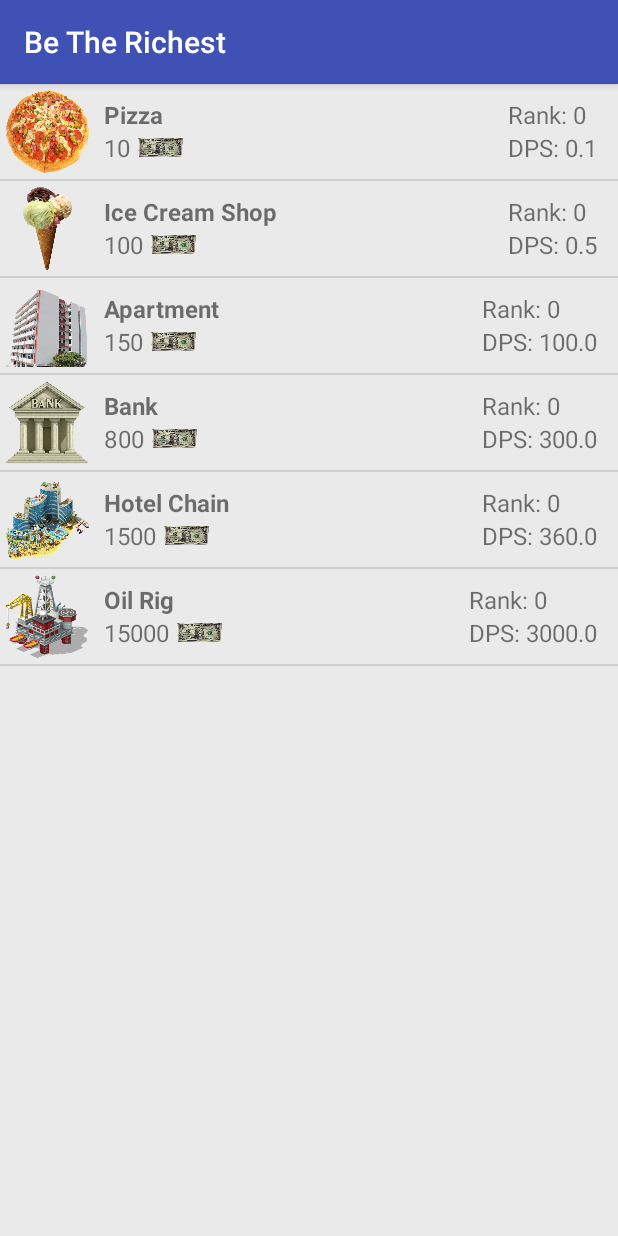
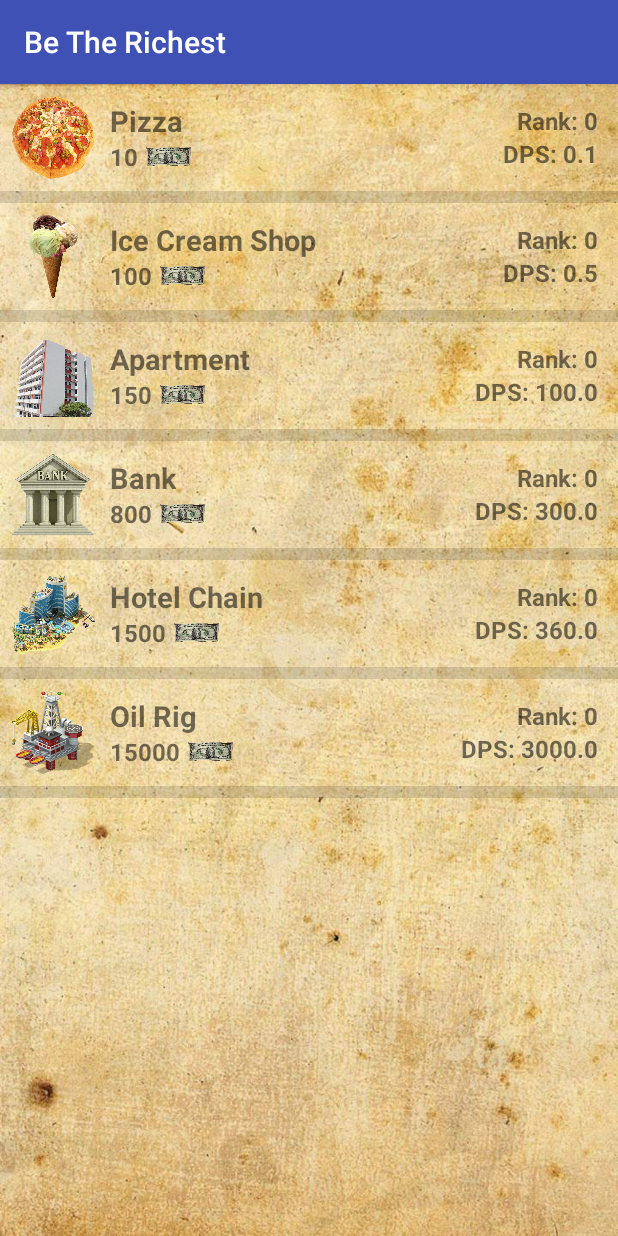
Before and after one commit to krisz094/BeTheRichest, an Android app: the screen it shows after launch (MainActivity), after a tap on an icon or button, on a phone screen of 412 x 824 dp. Run offline under Robolectric (Android 15) with nearby library versions, the phone set to English and light mode, and no system bars; 2 other taps on this screen came first.

Commit message:
investmentlist background added, layout was modified a bit

```diff
--- a/app/build.gradle
+++ b/app/build.gradle
@@ -24,7 +24,8 @@ dependencies {
     androidTestCompile('com.android.support.test.espresso:espresso-core:2.2.2', {
         exclude group: 'com.android.support', module: 'support-annotations'
     })
-    compile 'com.android.support:appcompat-v7:25.3.0'
+    compile 'com.android.support:appcompat-v7:25.3.1'
     compile 'com.android.support.constraint:constraint-layout:1.0.2'
+    compile 'com.github.bumptech.glide:glide:3.7.0'
     testCompile 'junit:junit:4.12'
 }
--- a/app/src/main/AndroidManifest.xml
+++ b/app/src/main/AndroidManifest.xml
@@ -7,6 +7,7 @@
         android:icon="@drawable/icon"
         android:label="@string/app_name"
         android:supportsRtl="true"
+        android:hardwareAccelerated="true"
         android:theme="@style/AppTheme">
         <activity android:name=".MainActivity"
             android:icon="@drawable/icon"
--- a/app/src/main/java/hu/uniobuda/nik/betherichest/Factories/InvestmentFactory.java
+++ b/app/src/main/java/hu/uniobuda/nik/betherichest/Factories/InvestmentFactory.java
@@ -37,7 +37,7 @@ public class InvestmentFactory {
                 "Make delicious ice creams on the street, to get some money from hungry people.",
                 new int[]{},
                 currentGame,
-                R.drawable.icecream2
+                R.drawable.icecream
         ), map);
         AddToMap(new Investment(
                 2,
--- a/app/src/main/java/hu/uniobuda/nik/betherichest/InvestmentAdapter.java
+++ b/app/src/main/java/hu/uniobuda/nik/betherichest/InvestmentAdapter.java
@@ -1,10 +1,15 @@
 package hu.uniobuda.nik.betherichest;
 
+import android.graphics.Bitmap;
+import android.graphics.BitmapFactory;
+import android.nfc.Tag;
 import android.view.View;
 import android.view.ViewGroup;
 import android.widget.BaseAdapter;
 import android.widget.ImageView;
 import android.widget.TextView;
+
+import com.bumptech.glide.Glide;
 
 import java.util.List;
 
@@ -24,6 +29,7 @@ public class InvestmentAdapter extends BaseAdapter {
     TextView dpsPerRankTextView;
     TextView rankTextView;
     ImageView imageView;
+
 
     public InvestmentAdapter(List<Investment> items) {
         this.items = items;
@@ -60,10 +66,9 @@ public class InvestmentAdapter extends BaseAdapter {
 
         nameTextView.setText(investment.getName());
         priceTextView.setText(String.valueOf(investment.getPrice()));
-        imageView.setBackgroundResource(investment.getImageResource());
         dpsPerRankTextView.setText("DPS: " + String.valueOf(investment.getMoneyPerSecPerRank()));
         rankTextView.setText("Rank: "+ String.valueOf(investment.getRank()));
-
+        imageView.setBackgroundResource(investment.getImageResource());
 
         return listItemView;
     }
--- a/app/src/main/java/hu/uniobuda/nik/betherichest/MainActivity.java
+++ b/app/src/main/java/hu/uniobuda/nik/betherichest/MainActivity.java
@@ -1,10 +1,11 @@
 package hu.uniobuda.nik.betherichest;
 
 import android.support.v4.app.FragmentManager;
-import android.support.v4.app.FragmentTransaction;
 import android.support.v7.app.AppCompatActivity;
 import android.os.Bundle;
 import android.view.View;
+import android.view.animation.Animation;
+import android.view.animation.AnimationUtils;
 import android.widget.ImageView;
 import android.widget.TextView;
 import android.widget.Toast;
@@ -22,11 +23,13 @@ public class MainActivity extends AppCompatActivity {
     TextView MoneyPerSecText;
     TextView MoneyPerTapText;
     ImageView TapBtn;
+    Animation shake;
 
     @Override
     protected void onCreate(Bundle savedInstanceState) {
         super.onCreate(savedInstanceState);
         setContentView(R.layout.activity_main);
+
 
         CurrMoneyText = (TextView) findViewById(R.id.currMoneyText);
         MoneyPerSecText = (TextView) findViewById(R.id.moneyPerSecText);
@@ -35,6 +38,8 @@ public class MainActivity extends AppCompatActivity {
 
         MoneyPerSecText.setText(game.getMoneyPerSecAsString());
         MoneyPerTapText.setText(game.getMoneyPerClickAsString());
+
+        shake = AnimationUtils.loadAnimation(getApplicationContext(), R.anim.shrink);
 
         //refreshView(); // ezt a fgv-t be kene epiteni a game osztalyba, de ahhoz tarolni kene benne a viewre egy referenciat..
 
@@ -51,12 +56,6 @@ public class MainActivity extends AppCompatActivity {
             }
         }, 0, 1000 / 10);
 
-        TapBtn.setOnClickListener(new View.OnClickListener() {
-            @Override
-            public void onClick(View v) {
-                game.click();
-            }
-        });
     }
 
     private void refreshView() {
@@ -69,10 +68,12 @@ public class MainActivity extends AppCompatActivity {
         setContentView(R.layout.activity_details);
         InvestmentListFragment fragment = InvestmentListFragment.newInstance();
         FragmentManager manager = getSupportFragmentManager();
+        manager.beginTransaction().replace(R.id.fragment_container, fragment)
+                .commit();
 
-        FragmentTransaction transaction = manager.beginTransaction();
-        transaction.add(R.id.fragment_container, fragment);
-        transaction.commit();
+//        FragmentTransaction transaction = manager.beginTransaction();
+//        transaction.add(R.id.fragment_container, fragment);
+//        transaction.commit();
     }
 
     public void UpgradesClick(View view) {
@@ -94,7 +95,7 @@ public class MainActivity extends AppCompatActivity {
     public void LeaderboardClick(View view) {
         Toast.makeText(
                 MainActivity.this,
-                "Leaderboard",
+                "Back button\nSlow animation\nBitmap scaling",
                 Toast.LENGTH_LONG
         ).show();
     }
@@ -103,4 +104,9 @@ public class MainActivity extends AppCompatActivity {
     protected void onDestroy() {
         super.onDestroy();
     }
+
+    public void DollarClick(View view) {
+        game.click();
+        TapBtn.startAnimation(shake);
+    }
 }
--- /dev/null
+++ b/app/src/main/res/anim/shrink.xml
@@ -0,0 +1,12 @@
+<?xml version="1.0" encoding="utf-8"?>
+<set xmlns:android="http://schemas.android.com/apk/res/android">
+    <scale
+        android:pivotX="50%"
+        android:pivotY="50%"
+        android:fromXScale="0.95"
+        android:fromYScale="0.95"
+        android:toXScale="1.0"
+        android:toYScale="1.0"
+        android:duration="1" />
+
+</set>
--- a/app/src/main/res/layout/activity_main.xml
+++ b/app/src/main/res/layout/activity_main.xml
@@ -54,10 +54,11 @@
         android:id="@+id/clickbtn"
         android:layout_width="match_parent"
         android:layout_height="150dp"
-        android:layout_above="@+id/icons"
-        app:srcCompat="@drawable/dollar"
+        android:layout_alignParentStart="true"
         android:layout_below="@+id/moneyPerTapText"
-        android:layout_alignParentStart="true" />
+        android:layout_marginTop="30dp"
+        android:onClick="DollarClick"
+        app:srcCompat="@drawable/dollar" />
 
     <android.support.v7.widget.LinearLayoutCompat
         android:id="@+id/icons"
@@ -92,7 +93,6 @@
             android:layout_height="70dp"
             android:layout_weight="0.26"
             android:onClick="GamblingClick"
-
             app:srcCompat="@drawable/clover" />
 
         <ImageView
--- a/app/src/main/res/layout/fragment_investments_list.xml
+++ b/app/src/main/res/layout/fragment_investments_list.xml
@@ -4,14 +4,15 @@
     android:id="@+id/activity_main"
     android:layout_width="match_parent"
     android:layout_height="match_parent"
-    tools:context=".MainActivity"
->
+    android:background="@drawable/paper"
+    tools:context=".MainActivity">
 
     <ListView
         android:id="@+id/investment_listview"
         android:layout_width="match_parent"
         android:layout_height="match_parent"
-        android:background="#eaeaea"
-        />
+        android:cacheColorHint="#00000000"
+        android:drawSelectorOnTop="true"
+        android:dividerHeight="8dp" />
 
 </RelativeLayout>
--- a/app/src/main/res/layout/listitem_investment.xml
+++ b/app/src/main/res/layout/listitem_investment.xml
@@ -1,9 +1,10 @@
 <?xml version="1.0" encoding="utf-8"?>
 <RelativeLayout xmlns:android="http://schemas.android.com/apk/res/android"
     xmlns:app="http://schemas.android.com/apk/res-auto"
+    xmlns:tools="http://schemas.android.com/tools"
     android:layout_width="match_parent"
     android:layout_height="wrap_content"
-    android:padding="4dp">
+    android:padding="8dp">
 
     <ImageView
         android:id="@+id/invIcon"
@@ -27,7 +28,7 @@
             android:layout_height="wrap_content"
             android:layout_toEndOf="@+id/invIcon"
             android:text="Name"
-            android:textSize="16sp"
+            android:textSize="19sp"
             android:textStyle="bold" />
 
 
@@ -41,7 +42,8 @@
                 android:layout_width="wrap_content"
                 android:layout_height="wrap_content"
                 android:text="Price"
-                android:textSize="16sp" />
+                android:textSize="16sp"
+                android:textStyle="bold" />
 
             <ImageView
                 android:id="@+id/dollarIcon"
@@ -59,9 +61,8 @@
     <RelativeLayout
         android:layout_width="wrap_content"
         android:layout_height="wrap_content"
-        android:layout_alignParentEnd="true"
+
         android:layout_centerInParent="true"
-        android:layout_centerVertical="true"
         android:layout_marginEnd="10dp"
         android:orientation="horizontal">
 
@@ -69,17 +70,19 @@
             android:id="@+id/rank"
             android:layout_width="wrap_content"
             android:layout_height="wrap_content"
+            android:layout_alignParentEnd="true"
             android:text="Rank: 12"
-            android:textAlignment="center"
-            android:textSize="16sp" />
+            android:textSize="16sp"
+            android:textStyle="bold" />
 
         <TextView
             android:id="@+id/dpsPerRank"
             android:layout_width="wrap_content"
             android:layout_height="wrap_content"
+            android:layout_alignParentEnd="true"
             android:layout_below="@+id/rank"
             android:text="DPS: +500"
-            android:textAlignment="center"
-            android:textSize="16sp" />
+            android:textSize="16sp"
+            android:textStyle="bold" />
     </RelativeLayout>
 </RelativeLayout>
```
Also changed, not shown: app/src/main/res/drawable/dollar.png, app/src/main/res/drawable/icecream.png, app/src/main/res/drawable/icecream2.png (deleted), app/src/main/res/drawable/paper.jpg (added), app/src/main/res/drawable/wood.jpg.
